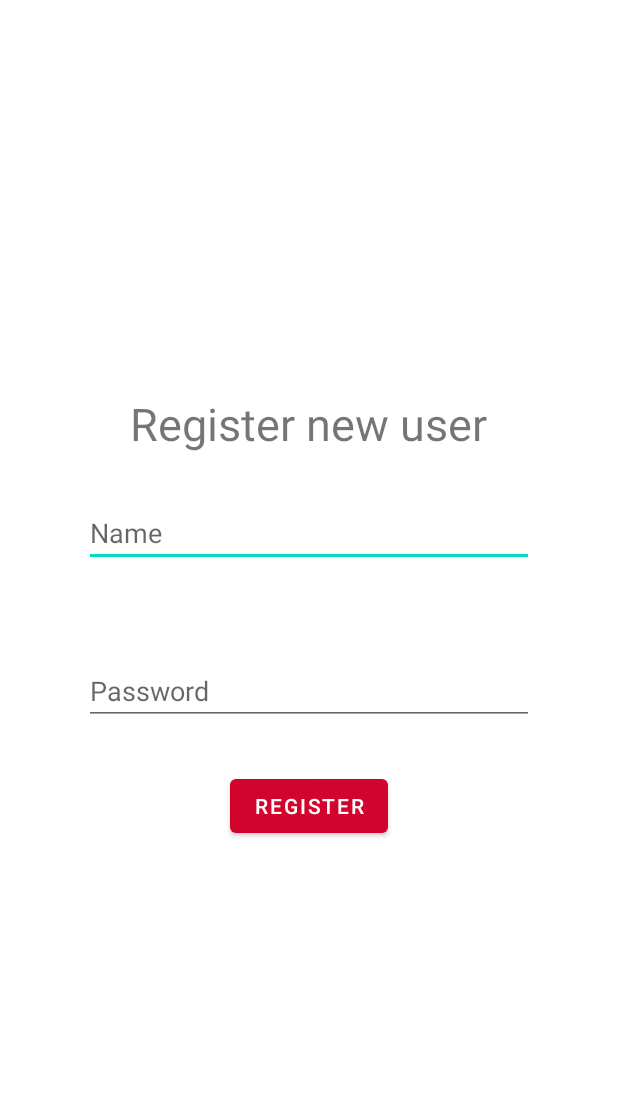
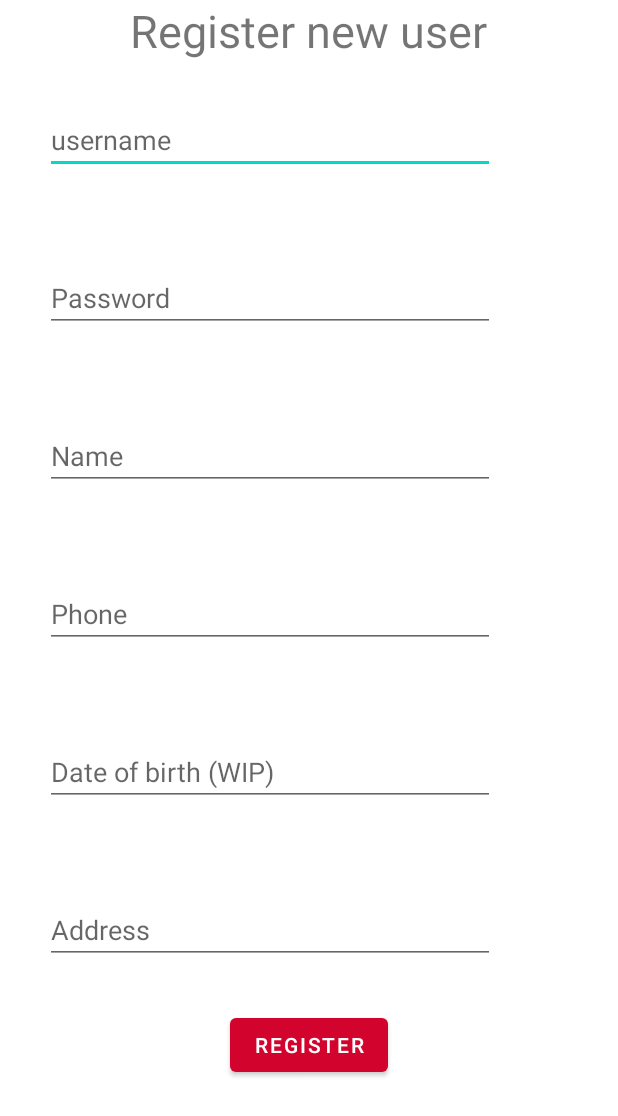
Before and after one commit to bravebomb/Fac2, an Android app: the RegisterUser screen opened directly, with no data from a screen before it, on a phone screen of 412 x 824 dp. Shown: the top 1116 px of the screen. Run offline under Robolectric (Android 15) with nearby library versions, the phone set to English and light mode, and no system bars; our stand-ins replace Volley; network calls fail.

Commit message:
uppdaterade för nya databasen

```diff
--- a/app/src/main/java/com/example/adatest/CoopActivity.java
+++ b/app/src/main/java/com/example/adatest/CoopActivity.java
@@ -17,7 +17,7 @@ public class CoopActivity extends ShowImage {
 
     SearchView searchViewCoop;
     RecyclerView recyclerView;
-    String url = "https://hex.cse.kau.se/~arviblom100/getcoop.php";
+    String url = "https://hex.cse.kau.se/~arviblom100/getvaror.php";
     List<Model> imagelist;
     LinearLayoutManager linearLayoutManager;
     Adapter adapter;
@@ -36,7 +36,7 @@ public class CoopActivity extends ShowImage {
         imagelist = new ArrayList<>();
         adapter = new Adapter(this, imagelist);
         recyclerView.setAdapter(adapter);
-        getImages(url,imagelist,adapter);
+        getImages(url,imagelist,adapter, "coop");
 
         searchViewCoop.setOnQueryTextListener(new SearchView.OnQueryTextListener() {
             @Override
--- a/app/src/main/java/com/example/adatest/IcaActivity.java
+++ b/app/src/main/java/com/example/adatest/IcaActivity.java
@@ -15,7 +15,7 @@ public class IcaActivity extends ShowImage {
 
     SearchView searchViewIca;
     RecyclerView recyclerView;
-    String url = "https://hex.cse.kau.se/~arviblom100/getica.php";
+    String url = "https://hex.cse.kau.se/~arviblom100/getvaror.php";
     List<Model> imagelist;
     LinearLayoutManager linearLayoutManager;
     Adapter adapter;
@@ -34,7 +34,7 @@ public class IcaActivity extends ShowImage {
         imagelist = new ArrayList<>();
         adapter = new Adapter(this, imagelist);
         recyclerView.setAdapter(adapter);
-        getImages(url,imagelist,adapter);
+        getImages(url,imagelist,adapter, "ica");
 
         searchViewIca.setOnQueryTextListener(new SearchView.OnQueryTextListener() {
             @Override
--- a/app/src/main/java/com/example/adatest/LidlActivity.java
+++ b/app/src/main/java/com/example/adatest/LidlActivity.java
@@ -15,7 +15,7 @@ public class LidlActivity extends ShowImage {
 
     SearchView searchViewlidl;
     RecyclerView recyclerView;
-    String url = "https://hex.cse.kau.se/~arviblom100/getlidl.php";
+    String url = "https://hex.cse.kau.se/~arviblom100/getvaror.php";
     List<Model> imagelist;
     LinearLayoutManager linearLayoutManager;
     Adapter adapter;
@@ -34,7 +34,7 @@ public class LidlActivity extends ShowImage {
         imagelist = new ArrayList<>();
         adapter = new Adapter(this, imagelist);
         recyclerView.setAdapter(adapter);
-        getImages(url,imagelist,adapter);
+        getImages(url,imagelist,adapter, "lidl");
 
         searchViewlidl.setOnQueryTextListener(new SearchView.OnQueryTextListener() {
             @Override
--- a/app/src/main/java/com/example/adatest/RegisterUser.java
+++ b/app/src/main/java/com/example/adatest/RegisterUser.java
@@ -30,9 +30,13 @@ public class RegisterUser extends userInfoAppActivity {
         super.onCreate(savedInstanceState);
         setContentView(R.layout.activity_register_user);
 
-        EditText loginName, loginPass;
+        EditText loginName, loginPass, loginIrlName, loginPhone, loginDob, loginAddress;
         loginName = findViewById(R.id.registerLoginName);
         loginPass = findViewById(R.id.registerLoginPass);
+        loginIrlName = findViewById(R.id.irlname);
+        loginPhone = findViewById(R.id.phone);
+        loginDob = findViewById(R.id.dob);
+        loginAddress = findViewById(R.id.address);
         Button registerButton = findViewById(R.id.registerButton);
         String url = "https://hex.cse.kau.se/~arviblom100/Insert.php";
 
@@ -41,6 +45,10 @@ public class RegisterUser extends userInfoAppActivity {
             public void onClick(View view) {
                 String name = loginName.getText().toString();
                 String pass = loginPass.getText().toString();
+                String irlname = loginIrlName.getText().toString();
+                String phone = loginPhone.getText().toString();
+                String dob = loginDob.getText().toString();
+                String address = loginAddress.getText().toString();
                 doesUserExistInDatabase(new VolleyCallBack() {
                     @Override
                     public void onSuccess() {
@@ -54,6 +62,10 @@ public class RegisterUser extends userInfoAppActivity {
                             public void onResponse(String response) {
                                 loginName.setText("");
                                 loginPass.setText("");
+                                loginIrlName.setText("");
+                                loginPhone.setText("");
+                                loginDob.setText("");
+                                loginAddress.setText("");
 
                                 Toast.makeText(RegisterUser.this, "Success!", Toast.LENGTH_SHORT).show();
                             }
@@ -69,6 +81,10 @@ public class RegisterUser extends userInfoAppActivity {
                                 Map<String,String> param = new HashMap<String, String>();
                                 param.put("loginName", name);
                                 param.put("loginPass", pass);
+                                param.put("irlname", irlname);
+                                param.put("phone", phone);
+                                param.put("dob", dob);
+                                param.put("address", address);
                                 return param;
                             }
                         };
--- a/app/src/main/java/com/example/adatest/WillysActivity.java
+++ b/app/src/main/java/com/example/adatest/WillysActivity.java
@@ -15,7 +15,7 @@ public class WillysActivity extends ShowImage {
 
     SearchView searchViewWillys;
     RecyclerView recyclerView;
-    String url = "https://hex.cse.kau.se/~arviblom100/getwillys.php";
+    String url = "https://hex.cse.kau.se/~arviblom100/getvaror.php";
     List<Model> imagelist;
     LinearLayoutManager linearLayoutManager;
     Adapter adapter;
@@ -34,7 +34,7 @@ public class WillysActivity extends ShowImage {
         imagelist = new ArrayList<>();
         adapter = new Adapter(this, imagelist);
         recyclerView.setAdapter(adapter);
-        getImages(url,imagelist,adapter);
+        getImages(url,imagelist,adapter, "willys");
 
         searchViewWillys.setOnQueryTextListener(new SearchView.OnQueryTextListener() {
             @Override
--- a/app/src/main/res/layout/activity_register_user.xml
+++ b/app/src/main/res/layout/activity_register_user.xml
@@ -19,12 +19,22 @@
         app:layout_constraintStart_toStartOf="parent"
         android:id="@+id/titleId"
         app:layout_constraintTop_toTopOf="parent" />
+
+    <ScrollView
+        android:layout_width="match_parent"
+        android:layout_height="match_parent"
+        android:fillViewport="true">
+        <LinearLayout
+            android:layout_width="match_parent"
+            android:layout_height="match_parent"
+            android:orientation="vertical">
             <EditText
                 android:layout_width="300dp"
                 android:layout_height="wrap_content"
-        android:hint="Name"
+                android:hint="username"
+                android:inputType="textPassword"
+                android:digits="abcdefghijklmnopqrstuvwxyzABCDEFGHIJKLMNOPQRSTUVWXYZ1234567890"
                 android:id="@+id/registerLoginName"
-        android:digits="abcdefghijklmnopqrstuvwxyzABCDEFGHIJKLMNOPQRSTUVWXYZ1234567890"
                 android:layout_margin="30dp"/>
             <EditText
                 android:layout_width="300dp"
@@ -34,6 +44,34 @@
                 android:digits="abcdefghijklmnopqrstuvwxyzABCDEFGHIJKLMNOPQRSTUVWXYZ1234567890"
                 android:id="@+id/registerLoginPass"
                 android:layout_margin="30dp"/>
+            <EditText
+                android:layout_width="300dp"
+                android:layout_height="wrap_content"
+                android:hint="Name"
+                android:id="@+id/irlname"
+                android:digits="abcdefghijklmnopqrstuvwxyzABCDEFGHIJKLMNOPQRSTUVWXYZÅÄÖ "
+                android:layout_margin="30dp"/>
+            <EditText
+                android:layout_width="300dp"
+                android:layout_height="wrap_content"
+                android:hint="Phone"
+                android:id="@+id/phone"
+                android:digits="1234567890"
+                android:layout_margin="30dp"/>
+            <EditText
+                android:layout_width="300dp"
+                android:layout_height="wrap_content"
+                android:hint="Date of birth (WIP)"
+                android:id="@+id/dob"
+                android:digits="abcdefghijklmnopqrstuvwxyzABCDEFGHIJKLMNOPQRSTUVWXYZ1234567890 "
+                android:layout_margin="30dp"/>
+            <EditText
+                android:layout_width="300dp"
+                android:layout_height="wrap_content"
+                android:hint="Address"
+                android:id="@+id/address"
+                android:digits="abcdefghijklmnopqrstuvwxyzABCDEFGHIJKLMNOPQRSTUVWXYZ1234567890 "
+                android:layout_margin="30dp"/>
             <Button
                 android:layout_width="wrap_content"
                 android:layout_height="wrap_content"
@@ -41,5 +79,6 @@
                 android:text="Register"
                 android:id="@+id/registerButton"
                 />
-
         </LinearLayout>
+    </ScrollView>
+</LinearLayout>
```
Also changed, not shown: app/src/main/java/com/example/adatest/ShowImage.java (+14 -2 lines). Lines whose indentation alone changed are shown as unchanged.
